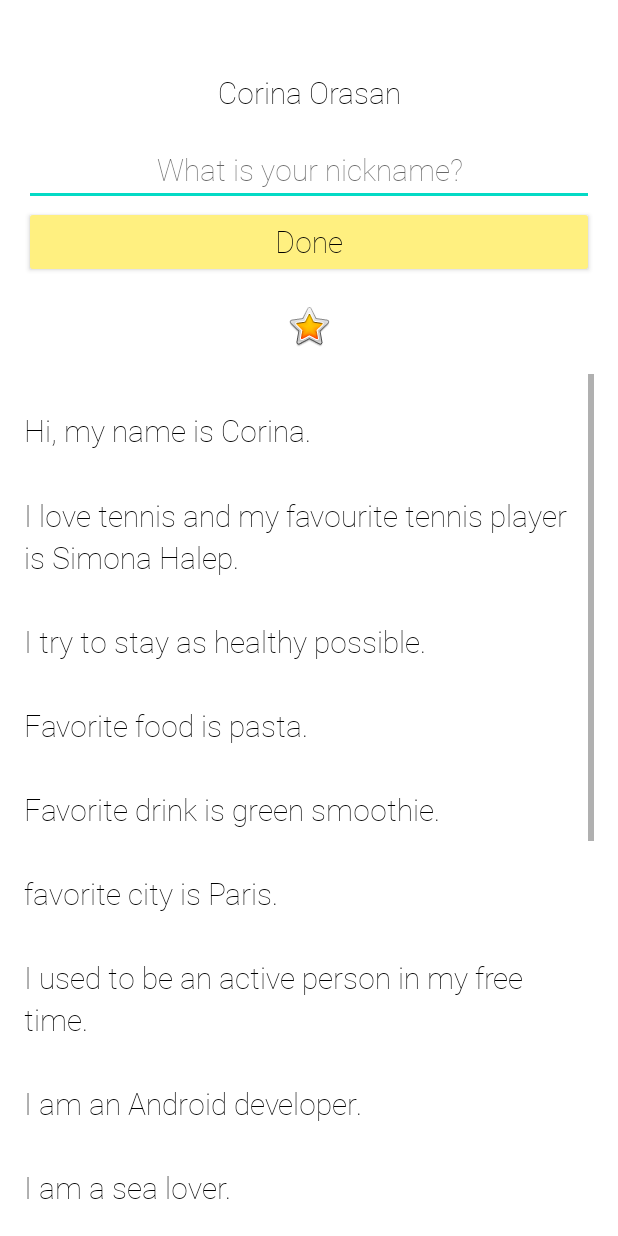
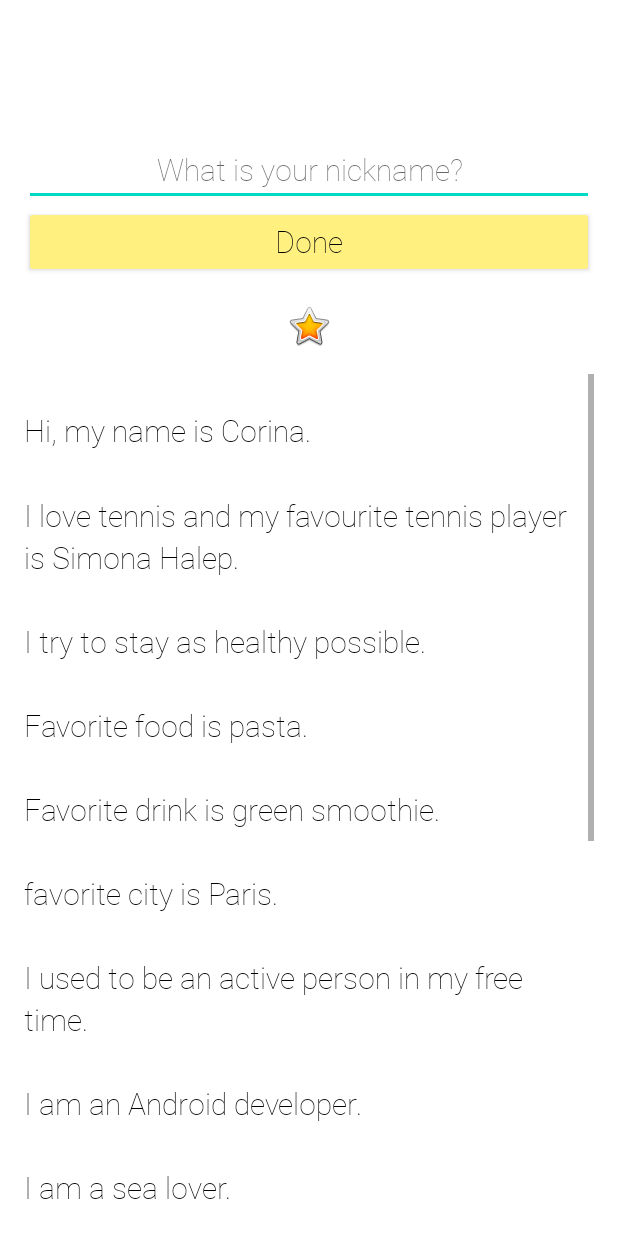
Before and after one commit to corinaorasan/AboutMe, an Android app: the layout activity_main.xml on its own in the app's theme, with its tools: preview values and no code run, on a phone screen of 412 x 824 dp. Run offline under Robolectric (Android 15) with nearby library versions, the phone set to English and light mode, and no system bars; Roboto replaces fonts that are not available here.

Commit message:
Create data class MyName and bind view to this class

```diff
--- /dev/null
+++ b/app/src/main/java/com/example/aboutme/MyName.kt
@@ -0,0 +1,3 @@
+package com.example.aboutme
+
+data class MyName(var name: String = "", var nickname: String = "")
--- a/app/src/main/res/layout/activity_main.xml
+++ b/app/src/main/res/layout/activity_main.xml
@@ -1,6 +1,12 @@
 <?xml version="1.0" encoding="utf-8"?>
 <layout xmlns:android="http://schemas.android.com/apk/res/android"
     xmlns:app="http://schemas.android.com/apk/res-auto">
+
+    <data>
+        <variable
+            name="myName"
+            type="com.example.aboutme.MyName" />
+    </data>
 
     <LinearLayout
         android:layout_width="match_parent"
@@ -16,7 +22,7 @@
             style="@style/NameStyle"
             android:layout_width="match_parent"
             android:layout_height="wrap_content"
-            android:text="@string/name"
+            android:text="@={myName.name}"
             android:textAlignment="center" />
 
         <EditText
@@ -48,7 +54,8 @@
             android:layout_width="match_parent"
             android:layout_height="wrap_content"
             android:textAlignment="center"
-            android:visibility="gone" />
+            android:visibility="gone"
+            android:text="@={myName.nickname}"/>
 
         <ImageView
             android:id="@+id/star_image"
```
Also changed, not shown: app/src/main/java/com/example/aboutme/MainActivity.kt (+8 -4 lines).
